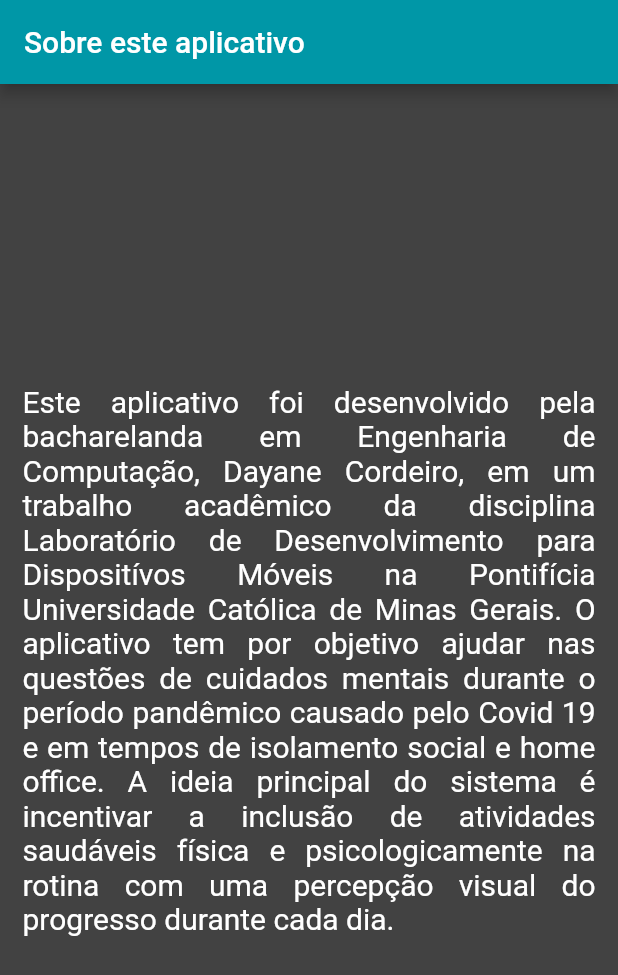
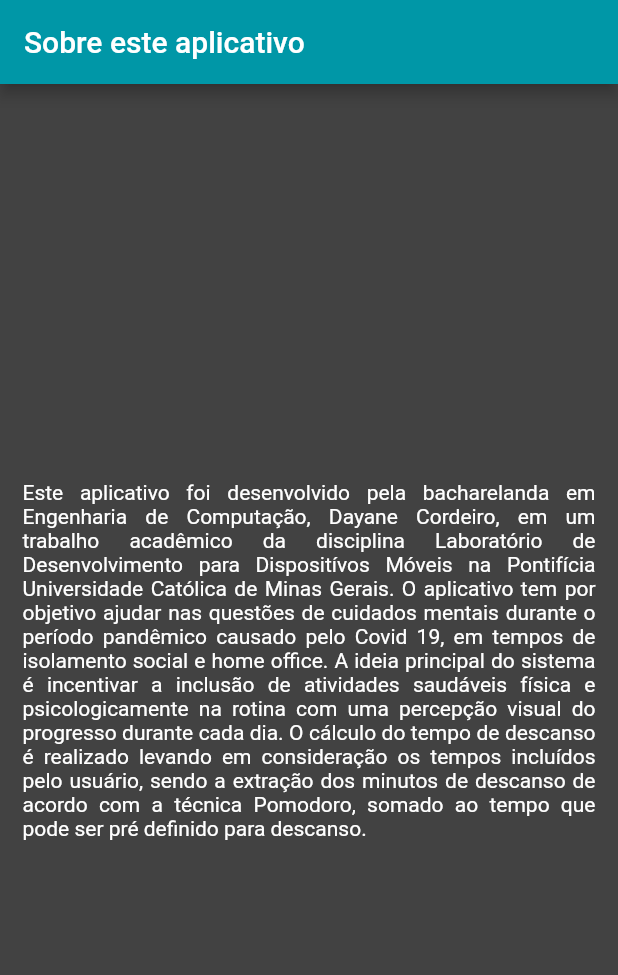
Before and after one commit to DayaneCordeiro/Trabalho_Final_LDDM, a Flutter app: the AboutUsPage screen opened directly, on a phone screen of 412 x 824 dp. Shown: the top 975 px of the screen. Run offline on Flutter 3.47's test engine with Material 2 defaults, Android fonts, the phone set to English and light mode, and no system bars; our stand-ins replace floor, flutter_mobx, mobx, shared_preferences, sqflite; accounts and stored records are empty; generated files the repository leaves out were written again.

Commit message:
[views] BugFix: Final App

```diff
--- a/rest_manager/lib/views/about_us.view.dart
+++ b/rest_manager/lib/views/about_us.view.dart
@@ -64,12 +64,14 @@ class _AboutUsPageState extends State<AboutUsPage> {
               child: Text(
                 'Este aplicativo foi desenvolvido pela bacharelanda em Engenharia de Computação, Dayane Cordeiro, em um trabalho acadêmico da ' +
                     'disciplina Laboratório de Desenvolvimento para Dispositívos Móveis na Pontifícia Universidade Católica de Minas Gerais. ' +
-                    'O aplicativo tem por objetivo ajudar nas questões de cuidados mentais durante o período pandêmico causado pelo Covid 19 e em ' +
+                    'O aplicativo tem por objetivo ajudar nas questões de cuidados mentais durante o período pandêmico causado pelo Covid 19, em ' +
                     'tempos de isolamento social e home office. A ideia principal do sistema é incentivar a inclusão de atividades saudáveis física e ' +
-                    'psicologicamente na rotina com uma percepção visual do progresso durante cada dia.',
+                    'psicologicamente na rotina com uma percepção visual do progresso durante cada dia. O cálculo do tempo de descanso é realizado' +
+                    ' levando em consideração os tempos incluídos pelo usuário, sendo a extração dos minutos de descanso de acordo com a técnica Pomodoro,' +
+                    ' somado ao tempo que pode ser pré definido para descanso.',
                 style: TextStyle(
                   color: Colors.white,
-                  fontSize: 20,
+                  fontSize: 14,
                 ),
                 textAlign: TextAlign.justify,
               ),
--- a/rest_manager/lib/views/form.view.dart
+++ b/rest_manager/lib/views/form.view.dart
@@ -197,7 +197,7 @@ class _MyFormState extends State<MyForm> {
                   _validate(validation, " as horas trabalhadas"),
               keyboardType: TextInputType.number,
               decoration: InputDecoration(
-                labelText: "Quantas horas você trabalha por dia?",
+                labelText: "Quantas horas você trabalha/estuda por dia?",
                 labelStyle: TextStyle(color: Colors.white),
               ),
               style: TextStyle(
@@ -354,6 +354,7 @@ class _MyFormState extends State<MyForm> {
                 percentage: 0));
           }
           if (workoutValue) {
+            print(activityTime);
             await _controller.create(Activity(
                 title: "Atividades Físicas",
                 actualTime: activityTime.toDouble(),
--- a/rest_manager/lib/views/home_page.view.dart
+++ b/rest_manager/lib/views/home_page.view.dart
@@ -161,7 +161,8 @@ class _MyHomePageState extends State<MyHomePage> {
                               _controller.list[i].missingTime.toString() +
                               "                                           " +
                               "Porcentagem atual: " +
-                              _controller.list[i].percentage.toString() +
+                              _controller.list[i].percentage
+                                  .toStringAsPrecision(3) +
                               "%",
                           style: TextStyle(color: Colors.white, fontSize: 16),
                         ),
@@ -246,7 +247,7 @@ class _MyHomePageState extends State<MyHomePage> {
                   id: _controller.list[i].id,
                   title: _controller.list[i].title,
                   actualTime: _controller.list[i].actualTime,
-                  missingTime: 0,
+                  missingTime: _controller.list[i].actualTime.toInt(),
                   percentage: 0),
             );
           }
```
